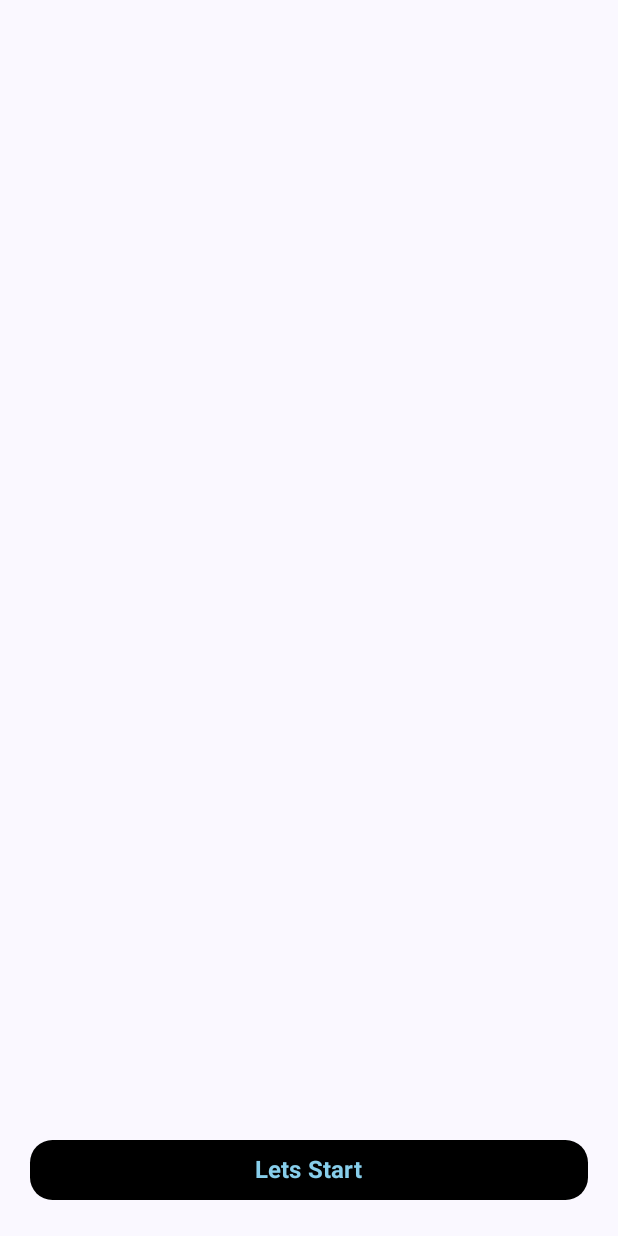
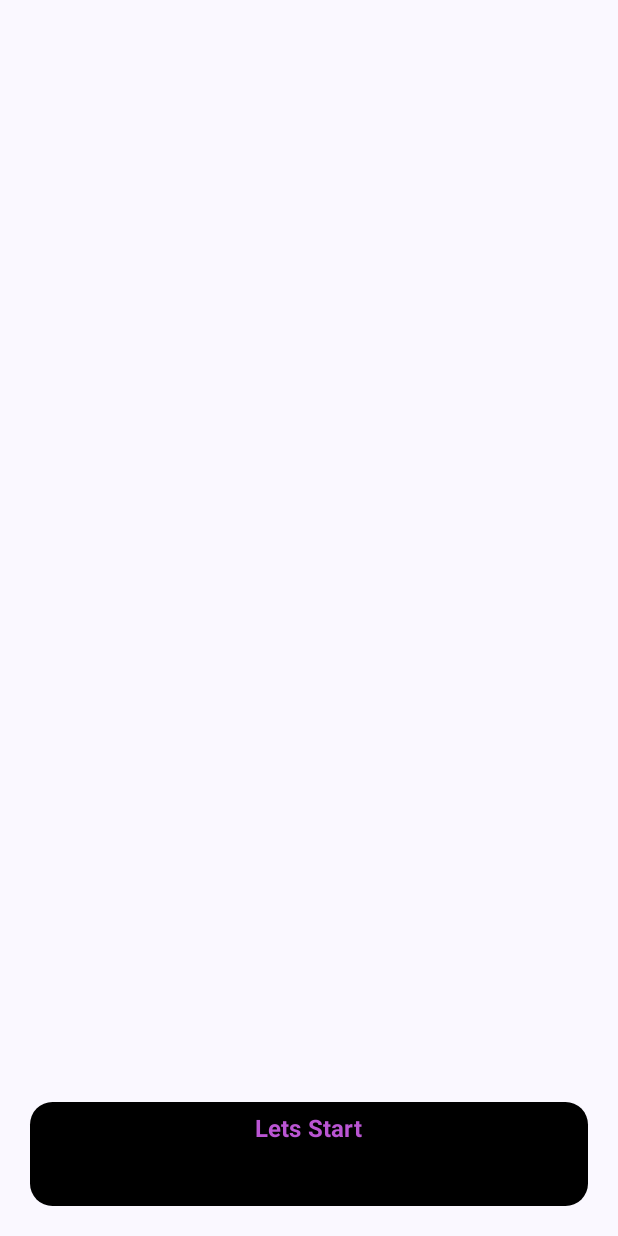
Before and after one commit to ojas1430/YT-Progress, an Android app built with Jetpack Compose: the composable MainScreenButton shown on its own in the app's theme, on a phone screen of 412 x 824 dp. Run offline under Robolectric (Android 15) with nearby library versions, the phone set to English and light mode, and no system bars.

Commit message:
Update MainScreen ( Main Screen Button) (Add Google authentication to signup screen)

```diff
--- a/app/src/main/java/com/ojasx/eduplay/LoginOrSignUpPage/SignUpPgae/SignUpForm.kt
+++ b/app/src/main/java/com/ojasx/eduplay/LoginOrSignUpPage/SignUpPgae/SignUpForm.kt
@@ -227,6 +227,7 @@ fun SignUpForm(navController: NavController,authViewModel: AuthViewModel) {
             )
         }
 
+
     }
 
 }
--- a/app/src/main/java/com/ojasx/eduplay/LoginOrSignUpPage/SignUpPgae/SignUpPage.kt
+++ b/app/src/main/java/com/ojasx/eduplay/LoginOrSignUpPage/SignUpPgae/SignUpPage.kt
@@ -20,6 +20,7 @@ import androidx.compose.ui.unit.dp
 import androidx.lifecycle.viewmodel.compose.viewModel
 import androidx.navigation.NavController
 import com.ojasx.eduplay.AuthViewModel
+import com.ojasx.eduplay.FirebaseSignin.GoogleButton
 import com.ojasx.eduplay.LoginOrSignUpPage.LoginPage.LoginPic
 import com.ojasx.eduplay.R
 
@@ -61,7 +62,7 @@ fun SignUpPage(navController: NavController) {
             ) {
                 SignUpPic()
                 SignUpForm(navController = navController, authViewModel = authViewModel)
-
+                GoogleButton()
             }
         }
     }
--- a/app/src/main/java/com/ojasx/eduplay/MainScreen/MainScreen.kt
+++ b/app/src/main/java/com/ojasx/eduplay/MainScreen/MainScreen.kt
@@ -1,5 +1,6 @@
 package com.ojasx.eduplay.MainScreen
 
+import android.R.attr.bottom
 import android.util.Log
 import androidx.compose.foundation.Canvas
 import androidx.compose.foundation.background
@@ -85,7 +86,7 @@ fun MainScreenButton(navController: NavController) {
             .padding(20.dp),
         colors = ButtonDefaults.buttonColors(
             containerColor = Color.Black,
-            contentColor = Color(0xFF87CEEB)
+            contentColor = Color(0xFFBA55D3)
         ),
         shape = RoundedCornerShape(15.dp)
     ) {
@@ -93,6 +94,7 @@ fun MainScreenButton(navController: NavController) {
             text = "Lets Start",
             fontWeight = FontWeight.Bold,
             fontSize = 16.sp
+            ,modifier = Modifier.padding(bottom = 33.dp)
 
         )
     }
--- a/app/src/main/java/com/ojasx/eduplay/Navigation/AppNavigation.kt
+++ b/app/src/main/java/com/ojasx/eduplay/Navigation/AppNavigation.kt
@@ -6,6 +6,7 @@ import androidx.navigation.NavController
 import androidx.navigation.compose.NavHost
 import androidx.navigation.compose.composable
 import androidx.navigation.compose.rememberNavController
+import com.ojasx.eduplay.HomePage
 import com.ojasx.eduplay.LoginOrSignUpPage.LoginPage.LoginPage
 import com.ojasx.eduplay.LoginOrSignUpPage.SignUpPgae.SignUpPage
 import com.ojasx.eduplay.MainScreen.MainScreen
@@ -27,7 +28,9 @@ fun AppNavigation() {
         composable("SignUpScreen") {
             SignUpPage(navController)
         }
-
+        composable("Home") {
+            HomePage(navController)
+        }
 
     }
 }
```
Also changed, not shown: app/src/main/java/com/ojasx/eduplay/HomePage.kt (added, +10 -0 lines).
